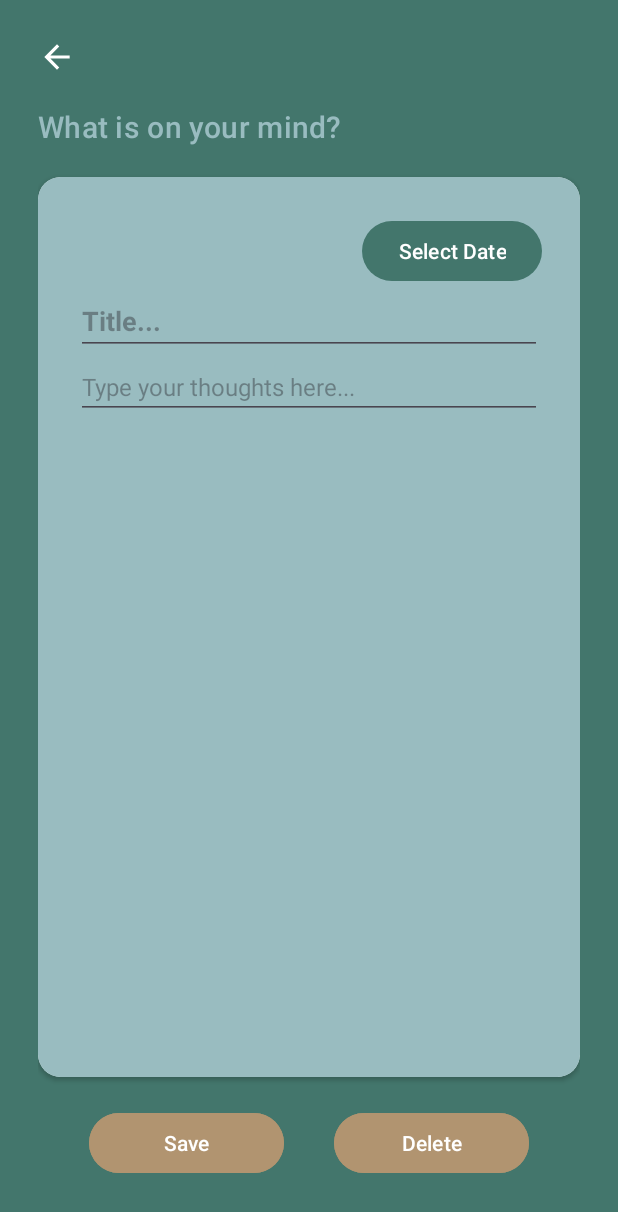
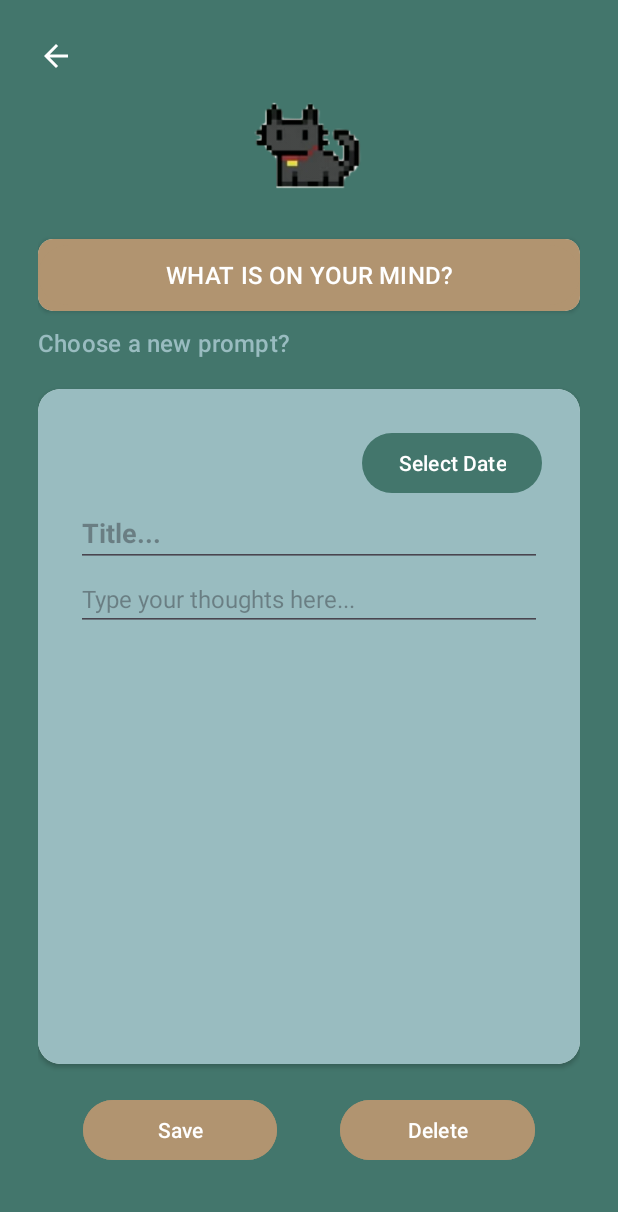
Before and after one commit to Megan-J/Innerly, an Android app: the MakeEntryFragment screen opened through its navigation route, on a phone screen of 412 x 824 dp. Shown: the top 1212 px of the screen. Run offline under Robolectric (Android 15) with nearby library versions, the phone set to English and light mode, and no system bars; our stand-ins replace navigation-ui.

Commit message:
1) Updated Make Entries sorta to recieve prompt 2) Editing the navigation from make entry to and from prompts

```diff
--- a/app/build.gradle.kts
+++ b/app/build.gradle.kts
@@ -42,6 +42,8 @@ android {
 }
 
 dependencies {
+    implementation("androidx.navigation:navigation-fragment-ktx:2.5.0")
+    implementation("androidx.navigation:navigation-ui-ktx:2.5.0")
     implementation(libs.mpandroidchart)
     implementation(libs.appcompat)
     implementation(libs.material)
--- a/app/src/main/java/edu/sjsu/android/jams/MakeEntryFragment.java
+++ b/app/src/main/java/edu/sjsu/android/jams/MakeEntryFragment.java
@@ -13,51 +13,17 @@ import android.view.ViewGroup;
 import android.widget.Button;
 import android.widget.ImageView;
 
-/**
- * A simple {@link Fragment} subclass.
- * Use the {@link MakeEntryFragment#newInstance} factory method to
- * create an instance of this fragment.
- */
 public class MakeEntryFragment extends Fragment {
 
-    // TODO: Rename parameter arguments, choose names that match
-    // the fragment initialization parameters, e.g. ARG_ITEM_NUMBER
-    private static final String ARG_PARAM1 = "param1";
-    private static final String ARG_PARAM2 = "param2";
-
-    // TODO: Rename and change types of parameters
-    private String mParam1;
-    private String mParam2;
+    private Button categoryButton;
 
     public MakeEntryFragment() {
         // Required empty public constructor
     }
 
-    /**
-     * Use this factory method to create a new instance of
-     * this fragment using the provided parameters.
-     *
-     * @param param1 Parameter 1.
-     * @param param2 Parameter 2.
-     * @return A new instance of fragment MakeEntry.
-     */
-    // TODO: Rename and change types and number of parameters
-    public static MakeEntryFragment newInstance(String param1, String param2) {
-        MakeEntryFragment fragment = new MakeEntryFragment();
-        Bundle args = new Bundle();
-        args.putString(ARG_PARAM1, param1);
-        args.putString(ARG_PARAM2, param2);
-        fragment.setArguments(args);
-        return fragment;
-    }
-
     @Override
     public void onCreate(Bundle savedInstanceState) {
         super.onCreate(savedInstanceState);
-        if (getArguments() != null) {
-            mParam1 = getArguments().getString(ARG_PARAM1);
-            mParam2 = getArguments().getString(ARG_PARAM2);
-        }
     }
 
     @Override
@@ -65,14 +31,37 @@ public class MakeEntryFragment extends Fragment {
                              Bundle savedInstanceState) {
         // Inflate the layout for this fragment
         View view = inflater.inflate(R.layout.fragment_make_entry, container, false);
+        categoryButton = view.findViewById(R.id.change_prompt);
         ImageView backArrow = view.findViewById(R.id.back_arrow);
+        categoryButton.setOnClickListener(this::onClickChangePrompt);
         backArrow.setOnClickListener(this::onClickBackArrow);
+
+        // Check if a prompt was passed back from the PromptSpecificFragment
+        if (getArguments() != null) {
+            String selectedPrompt = getArguments().getString("selected_question");
+            if (selectedPrompt != null) {
+                updatePrompt(selectedPrompt);
+            }
+        }
+
         return view;
     }
 
+    private void onClickChangePrompt(View view) {
+        // Navigate to PromptAllFragment
+        Log.d("MakeEntryFragment", "Clicked change prompt");
+        NavController controller = Navigation.findNavController(view);
+        controller.navigate(R.id.action_makeEntryFragment_to_promptAllFragment);
+    }
+
     private void onClickBackArrow(View view) {
-        Log.d("test", "clicked back arrow");
+        Log.d("MakeEntryFragment", "Clicked back arrow");
         NavController controller = Navigation.findNavController(view);
         controller.navigate(R.id.action_makeEntryFragment_to_entryListFragment);
     }
+
+    // You will update this method to update the prompt
+    public void updatePrompt(String selectedPrompt) {
+        categoryButton.setText(selectedPrompt);
+    }
 }
--- a/app/src/main/java/edu/sjsu/android/jams/questions/PromptSpecificFragment.java
+++ b/app/src/main/java/edu/sjsu/android/jams/questions/PromptSpecificFragment.java
@@ -13,6 +13,7 @@ import android.view.LayoutInflater;
 import android.view.View;
 import android.view.ViewGroup;
 import android.widget.ImageView;
+import android.widget.Toast;
 
 import edu.sjsu.android.jams.R;
 import edu.sjsu.android.jams.databinding.FragmentPromptSpecificBinding;
@@ -28,10 +29,8 @@ public class PromptSpecificFragment extends Fragment {
     @Override
     public void onCreate(Bundle savedInstanceState) {
         super.onCreate(savedInstanceState);
-        Bundle argument = getArguments();
         if (getArguments() != null) {
-            String key = requireContext().getString(R.string.argument_key);
-            questionCategory = getArguments().getParcelable(key);
+            questionCategory = getArguments().getParcelable(getString(R.string.argument_key));
         }
     }
 
@@ -47,13 +46,23 @@ public class PromptSpecificFragment extends Fragment {
         recyclerView.setAdapter(questionAdapter);
 
         backArrow = binding.getRoot().findViewById(R.id.back_arrow_in_prompts_specific);
-        backArrow.setOnClickListener(v -> backToHome(v));
+        backArrow.setOnClickListener(v -> navigateBack(v));
 
         return binding.getRoot();
     }
 
-    private void backToHome(View view) {
-        Log.d("test", "clicked backButton in prompt all fragment");
+    private void onQuestionSelected(String selectedQuestion) {
+        // Show Toast for confirmation
+        Toast.makeText(getContext(), "Do you want this question as your prompt?", Toast.LENGTH_SHORT).show();
+
+        // Navigate back to MakeEntryFragment with the selected question
+        NavController controller = Navigation.findNavController(getView());
+        Bundle bundle = new Bundle();
+        bundle.putString("selected_question", selectedQuestion);
+        controller.navigate(R.id.action_promptSpecificFragment_to_makeEntryFragment, bundle);
+    }
+
+    private void navigateBack(View view) {
         NavController controller = Navigation.findNavController(view);
         controller.navigate(R.id.action_promptSpecificFragment_to_promptAllFragment);
     }
--- a/app/src/main/res/layout/fragment_make_entry.xml
+++ b/app/src/main/res/layout/fragment_make_entry.xml
@@ -1,41 +1,74 @@
 <?xml version="1.0" encoding="utf-8"?>
-<androidx.constraintlayout.widget.ConstraintLayout xmlns:android="http://schemas.android.com/apk/res/android"
+<LinearLayout
+    xmlns:android="http://schemas.android.com/apk/res/android"
     xmlns:app="http://schemas.android.com/apk/res-auto"
     xmlns:tools="http://schemas.android.com/tools"
-    android:id="@+id/frameLayout"
     android:layout_width="match_parent"
     android:layout_height="match_parent"
+    android:paddingTop="25dp"
+    android:paddingStart="25dp"
+    android:paddingEnd="@dimen/page_padding"
     android:background="@color/green_theme_color"
-    android:paddingStart="@dimen/page_padding"
-    android:paddingTop="@dimen/page_padding"
-    android:paddingEnd="@dimen/page_padding"
-    tools:context=".MakeEntryFragment">
+    android:orientation="vertical"
+    tools:context=".entries.EntryListFragment"
+    app:flow_verticalGap="10dp">
 
     <ImageView
         android:id="@+id/back_arrow"
-        android:layout_width="25dp"
-        android:layout_height="25dp"
+        android:layout_width="24dp"
+        android:layout_height="24dp"
         android:background="@drawable/back_arrow_icon"
-        app:layout_constraintBottom_toBottomOf="parent"
-        app:layout_constraintEnd_toEndOf="parent"
-        app:layout_constraintHorizontal_bias="0.0"
         app:layout_constraintStart_toStartOf="parent"
-        app:layout_constraintTop_toTopOf="parent"
-        app:layout_constraintVertical_bias="0.0" />
+        app:layout_constraintTop_toTopOf="parent"/>
 
-    <TextView
-        android:id="@+id/prompt"
+    <ImageView
+        android:id="@+id/logoImage"
+        android:layout_width="120dp"
+        android:layout_height="100dp"
+        android:src="@drawable/cat_logo"
+        android:layout_gravity="center"
+        android:contentDescription="@string/mascot_image"/>
+
+    <LinearLayout
         android:layout_width="match_parent"
         android:layout_height="wrap_content"
-        android:layout_marginTop="20dp"
-        android:text="What is on your mind?"
-        android:textAppearance="?attr/textAppearanceListItem"
-        android:textColor="@color/light_green_theme_color"
-        android:textSize="@dimen/subheading_size"
-        app:layout_constraintEnd_toEndOf="parent"
-        app:layout_constraintHorizontal_bias="0.0"
-        app:layout_constraintStart_toStartOf="@+id/back_arrow"
-        app:layout_constraintTop_toBottomOf="@+id/back_arrow" />
+        android:orientation="vertical">
+        <androidx.cardview.widget.CardView
+            xmlns:android="http://schemas.android.com/apk/res/android"
+            xmlns:app="http://schemas.android.com/apk/res-auto"
+            android:layout_width="match_parent"
+            android:layout_height="wrap_content"
+            android:layout_marginVertical="10dp"
+            app:cardCornerRadius="10dp">
+            <LinearLayout
+                android:layout_width="match_parent"
+                android:layout_height="wrap_content"
+                android:orientation="vertical"
+                android:background="@color/light_brown_theme_color">
+                <Button
+                    android:id="@+id/change_prompt"
+                    android:layout_width="match_parent"
+                    android:layout_height="wrap_content"
+                    android:text="What is on your mind?"
+                    android:clickable="false"
+                    android:textColor="@android:color/white"
+                    android:textAllCaps="true"
+                    android:textSize="@dimen/text_size"
+                    app:backgroundTint="@color/light_brown_theme_color"
+                    />
+            </LinearLayout>
+        </androidx.cardview.widget.CardView>
+
+        <TextView
+            android:id="@+id/prompt"
+            android:layout_width="match_parent"
+            android:layout_height="wrap_content"
+            android:text="@string/choose_a_new_prompt"
+            android:textAppearance="?attr/textAppearanceListItem"
+            android:textColor="@color/light_green_theme_color"
+            android:textSize="@dimen/text_size"/>
+
+    </LinearLayout>
 
     <androidx.cardview.widget.CardView
         android:id="@+id/cardView"
@@ -52,7 +85,7 @@
             android:layout_width="match_parent"
             android:layout_height="match_parent"
             android:background="@color/light_green_theme_color"
-            android:minHeight="600dp"
+            android:minHeight="450dp"
             android:orientation="vertical"
             android:padding="@dimen/page_padding">
 
@@ -89,11 +122,9 @@
                 android:layout_width="match_parent"
                 android:layout_height="wrap_content"
                 android:ems="10"
-                android:hint="Title..."
+                android:hint="@string/title"
                 android:inputType="text"
-                android:textStyle="bold"
-                tools:layout_editor_absoluteX="31dp"
-                tools:layout_editor_absoluteY="192dp" />
+                android:textStyle="bold" />
 
             <EditText
                 android:id="@+id/entry_content"
@@ -101,35 +132,45 @@
                 android:layout_height="wrap_content"
                 android:ems="10"
                 android:gravity="start|top"
-                android:hint="Type your thoughts here..."
+                android:hint="@string/type_your_thoughts_here"
                 android:inputType="textMultiLine"
                 android:textSize="@dimen/text_size" />
         </LinearLayout>
 
     </androidx.cardview.widget.CardView>
 
+    <LinearLayout
+        android:layout_width="match_parent"
+        android:layout_height="wrap_content"
+        android:orientation="horizontal"
+        android:layout_marginStart="30dp"
+        android:layout_marginEnd="30dp"
+        android:weightSum="3">
+
     <Button
         android:id="@+id/save_btn"
-        android:layout_width="130dp"
+        android:layout_width="wrap_content"
         android:layout_height="wrap_content"
         android:layout_marginTop="20dp"
+        android:layout_weight="1"
         android:backgroundTint="@color/light_brown_theme_color"
-        android:text="Save"
-        app:layout_constraintEnd_toStartOf="@+id/delete_btn"
-        app:layout_constraintHorizontal_bias="0.5"
-        app:layout_constraintStart_toStartOf="parent"
-        app:layout_constraintTop_toBottomOf="@+id/cardView" />
+        android:text="@string/save" />
+
+    <!-- Spacer (invisible) to fill the space between the buttons -->
+    <Space
+        android:layout_width="0dp"
+        android:layout_height="wrap_content"
+        android:layout_weight="1"/>
 
     <Button
         android:id="@+id/delete_btn"
-        android:layout_width="130dp"
+        android:layout_width="wrap_content"
         android:layout_height="wrap_content"
         android:layout_marginTop="20dp"
+        android:layout_weight="1"
         android:backgroundTint="@color/light_brown_theme_color"
-        android:text="Delete"
-        app:layout_constraintEnd_toEndOf="parent"
-        app:layout_constraintHorizontal_bias="0.5"
-        app:layout_constraintStart_toEndOf="@+id/save_btn"
-        app:layout_constraintTop_toBottomOf="@+id/cardView" />
+        android:text="@string/delete" />
 
-</androidx.constraintlayout.widget.ConstraintLayout>
+    </LinearLayout>
+
+</LinearLayout>
--- a/app/src/main/res/navigation/navigation.xml
+++ b/app/src/main/res/navigation/navigation.xml
@@ -126,6 +126,9 @@
         <action
             android:id="@+id/action_makeEntryFragment_to_entryListFragment"
             app:destination="@id/entryListFragment" />
+        <action
+            android:id="@+id/action_makeEntryFragment_to_promptAllFragment"
+            app:destination="@id/promptAllFragment" />
     </fragment>
     <fragment
         android:id="@+id/promptSpecificFragment"
@@ -135,5 +138,8 @@
         <action
             android:id="@+id/action_promptSpecificFragment_to_promptAllFragment"
             app:destination="@id/promptAllFragment" />
+        <action
+            android:id="@+id/action_promptSpecificFragment_to_makeEntryFragment"
+            app:destination="@id/makeEntryFragment" />
     </fragment>
 </navigation>
--- a/app/src/main/res/values/strings.xml
+++ b/app/src/main/res/values/strings.xml
@@ -74,4 +74,8 @@
     <string name="mascot_image">Mascot Image</string>
     <string name="argument_key">question_category</string>
     <string name="category_name">Category Name</string>
+    <string name="choose_a_new_prompt">Choose a new prompt?</string>
+    <string name="title">Title...</string>
+    <string name="type_your_thoughts_here">Type your thoughts here...</string>
+    <string name="delete">Delete</string>
 </resources>
--- a/build.gradle.kts
+++ b/build.gradle.kts
@@ -1,4 +1,5 @@
 // Top-level build file where you can add configuration options common to all sub-projects/modules.
 plugins {
     alias(libs.plugins.android.application) apply false
+    id("androidx.navigation.safeargs.kotlin") version "2.5.3" apply false
 }
```
